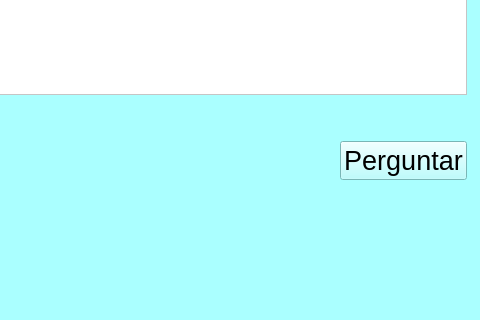
Before: the Qt Designer form Telas/question.ui in AnandaAlbrecht/help-system, drawn with Qt 5; both pictures show x 544 to 1024 and y 369 to 689 of the 1024 by 800 pixel window.
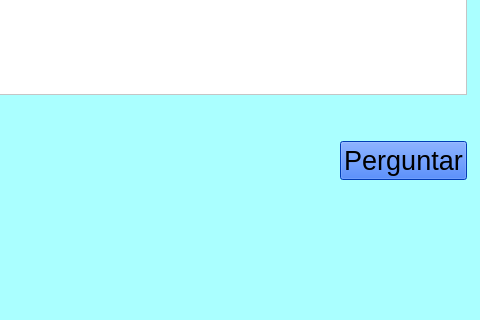
After: the same form once the commit is applied.

Commit message: Telas personalizadas

Diff of the .ui file:
```diff
--- a/Telas/question.ui
+++ b/Telas/question.ui
@@ -133,6 +133,11 @@
              <pointsize>20</pointsize>
             </font>
            </property>
+           <property name="styleSheet">
+            <string notr="true">background-color: rgb(0, 85, 255);
+                    font: 20pt &quot;Consolas&quot;;
+            </string>
+           </property>
            <property name="text">
             <string>Perguntar</string>
            </property>
```
Left out of the diff: 11 changed lines with no effect on the pictures. The commit also changes 4 other files.
